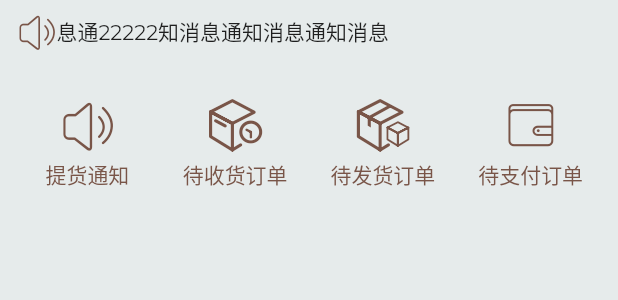
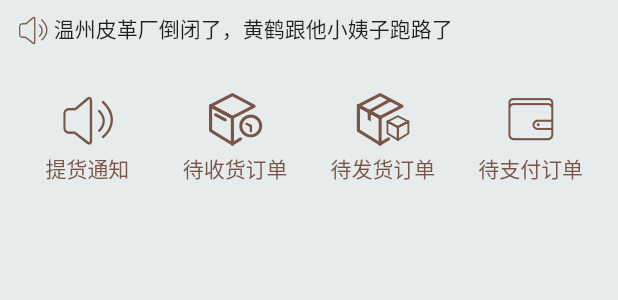
Before and after one commit to xuyanzhuqing/consumerteamui, a Flutter app: the Homepage widget shown alone on an empty page, opened directly, on a phone screen of 412 x 824 dp. Shown: the top 300 px of the screen. Run offline on Flutter 3.47's test engine with Material 2 defaults, Android fonts, the phone set to English and light mode, and no system bars; our stand-ins replace form_field_validator, google_fonts, matcher, shared_preferences; accounts and stored records are empty.

Commit message:
代码优化

```diff
--- a/lib/components/loop_notice.dart
+++ b/lib/components/loop_notice.dart
@@ -55,24 +55,26 @@ class _LoopNotice extends State<LoopNotice>
     controller.forward();
   }
 
+  void toggle() {
+    if (controller.isAnimating) {
+      controller.stop();
+    } else {
+      controller.forward();
+    }
+  }
+
   @override
   Widget build(BuildContext context) {
     return Container(
-      height: 42.0,
+      height: 38.0,
       padding: EdgeInsets.symmetric(vertical: 3.0, horizontal: 8.0),
       child: new InkWell(
-        onTap: () {
-          if (controller.isAnimating) {
-            controller.stop();
-          } else {
-            controller.forward();
-          }
-        },
+        onTap: toggle,
         child: Row(
           children: [
             Icon(
               IconData(0xe61b, fontFamily: 'Albb'),
-              size: 25,
+              size: 20,
               color: Colors.brown,
             ),
             Expanded(
--- a/lib/consumer/views/home/home.dart
+++ b/lib/consumer/views/home/home.dart
@@ -4,25 +4,18 @@ import './orders/orders.dart';
 import 'package:consumerteamui/components/loop_notice.dart';
 
 class Homepage extends StatefulWidget {
-  final bool isHead;
-  Homepage({
-    Key? key,
-    this.isHead = false,
-  }) : super(key: key);
-
   @override
   _HomepageState createState() => _HomepageState();
 }
 
 class _HomepageState extends State<Homepage> {
-  get isHead => null;
   @override
   Widget build(BuildContext context) {
     return Container(
       padding: const EdgeInsets.only(top: 0, left: 4, right: 4, bottom: 8),
       child: Column(children: <Widget>[
         LoopNotice(
-          tip: '通知消233息通22222知消息通知消息通知消息',
+          tip: '号外，号外，温州皮革厂倒闭了，黄鹤跟他小姨子跑路了',
           textStyle: TextStyle(fontSize: 14.0),
         ),
         Orders(),
```
